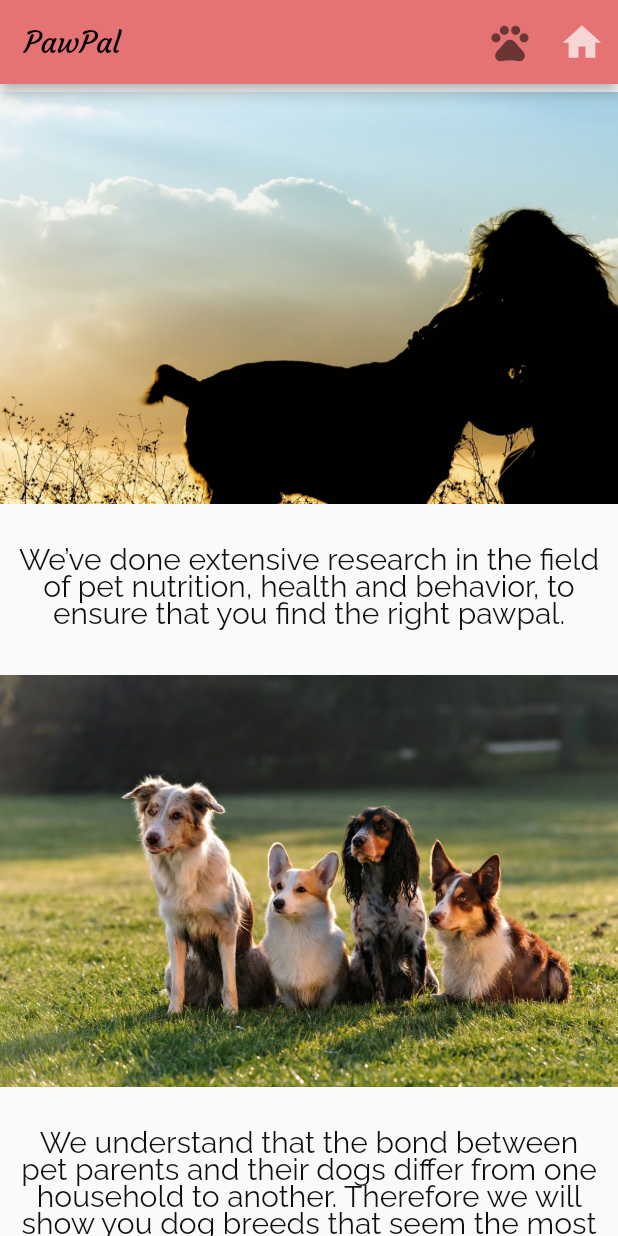
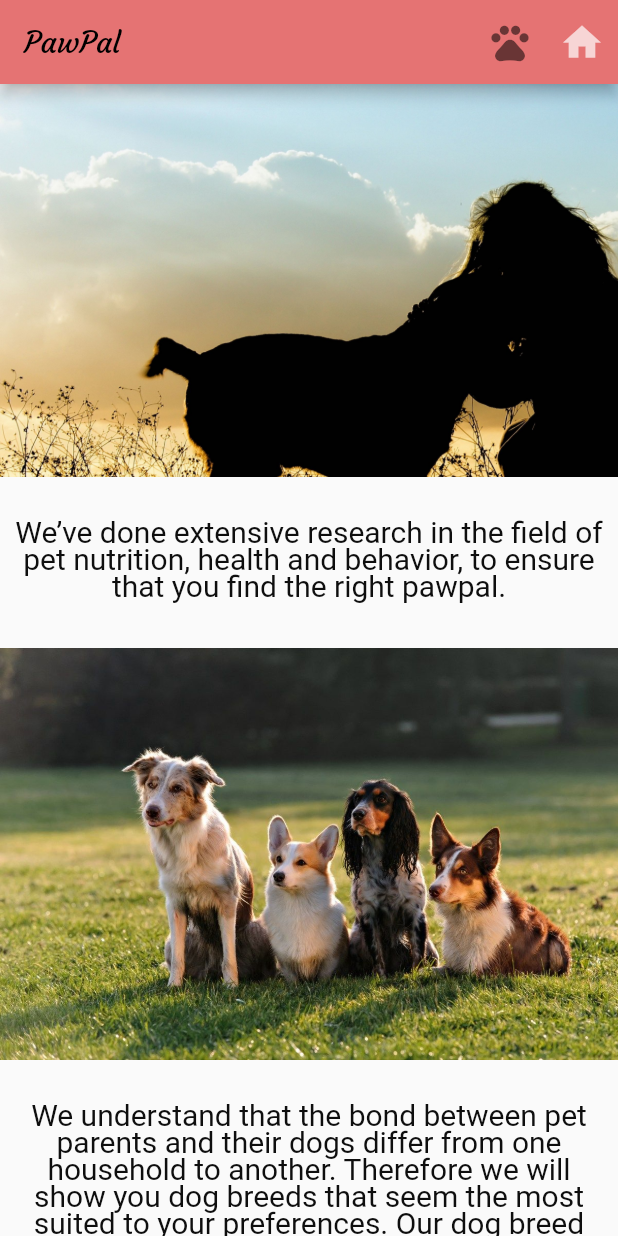
Before and after one commit to AksV73/PawPal, a Flutter app: the screen it shows after launch, scrolled down 1152 dp, on a phone screen of 412 x 824 dp. Run offline on Flutter 3.47's test engine with Material 2 defaults, Android fonts, the phone set to English and light mode, and no system bars; our stand-ins replace pdf; missing offline and left inert: flutter_email_sender, mailer.

Commit message:
font chnaged for the first page- might need reconsideration

```diff
--- a/project/lib/main.dart
+++ b/project/lib/main.dart
@@ -255,7 +255,7 @@ class _welcomeState extends State<welcome> {
                 child: Text(
                   'At PawPal, we believe in the magical bond between pet parents and their pets. Pets end up becoming our best friends, closest confidants and family members. Adopting a dog is hugely rewarding, but it\'s also a big responsibility. You might be wondering which dog breed suits you the best? Hence we are here to help you find a breed that suits your personality, temperament  and social environment to ensure that both of you can share exciting adventures together!',
                   style: TextStyle(
-                    fontFamily: 'Raleway',
+//                    fontFamily: 'Raleway',
                     fontSize: 20,
                     color: const Color(0xff0e0e0e),
                      height: 0.9,
@@ -284,7 +284,7 @@ class _welcomeState extends State<welcome> {
                 child: Text(
                   'We’ve done extensive research in the field of pet nutrition, health and behavior, to ensure that you find the right pawpal.',
                   style: TextStyle(
-                    fontFamily: 'Raleway',
+//                    fontFamily: 'Raleway',
                     fontSize: 20,
                     color: const Color(0xff0e0e0e),
                     height: 0.9,
@@ -313,8 +313,9 @@ class _welcomeState extends State<welcome> {
                 child: Text(
                   'We understand that the bond between pet parents and their dogs differ from one household to another. Therefore we will show you dog breeds that seem the most suited to your preferences. Our dog breed selector tool can help steer you in the right direction, leading you closer to your perfect match.',
                   style: TextStyle(
-                    fontFamily: 'Raleway',
+//                    fontFamily: 'Raleway',
                     fontSize: 20,
+                    fontWeight: FontWeight.w100,
                     color: const Color(0xff0e0e0e),
                     height: 0.9,
                   ),
```
